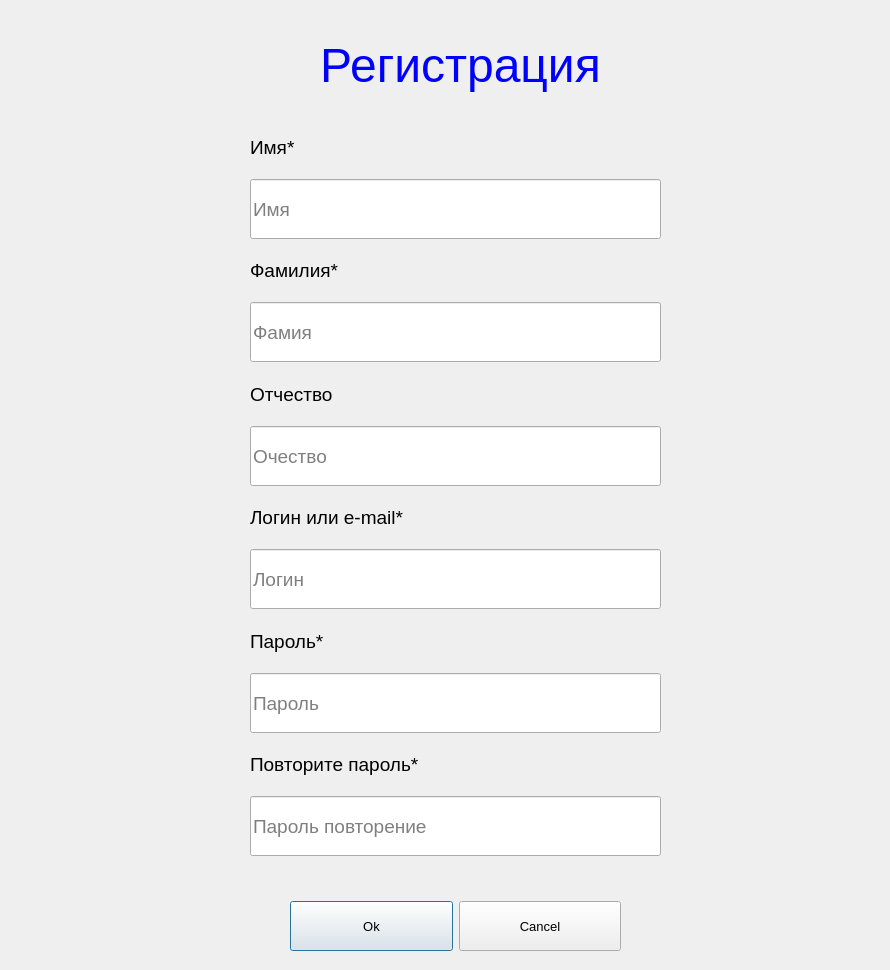
Old version of the form testschool/register_form.ui in the repository Natasha-rare/The-analysis-of-structure-and-dinamics-of-graduate-s-network-communities.
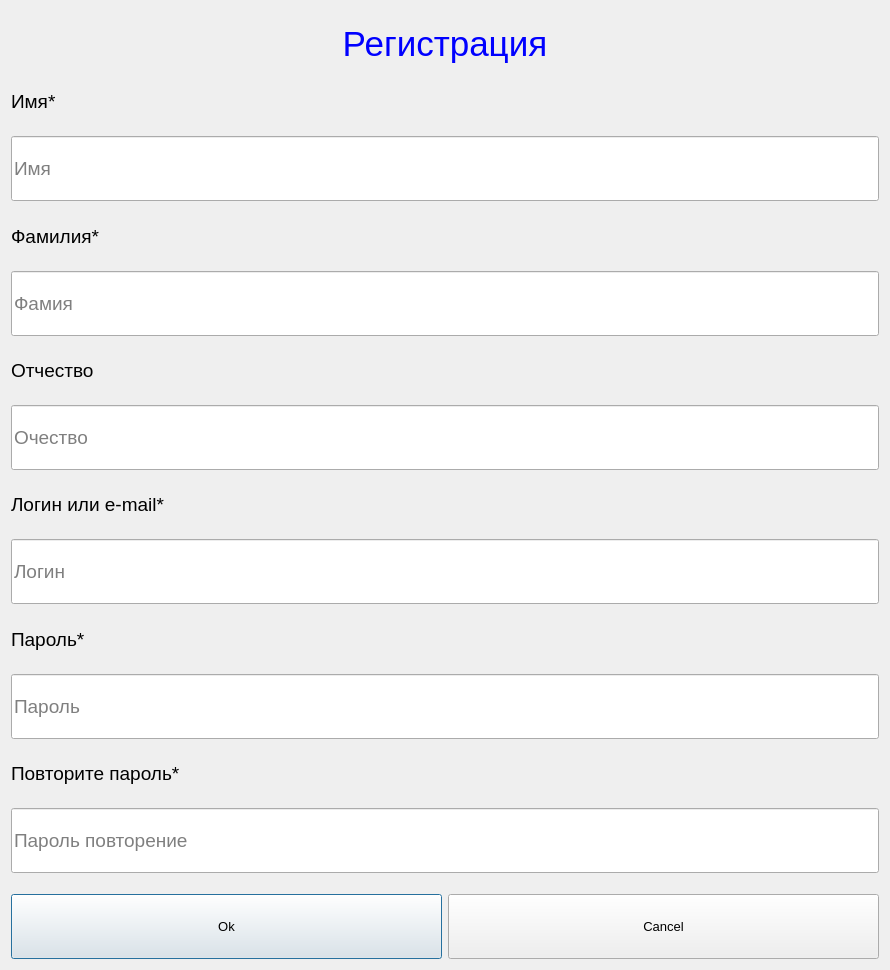
New version of the form.

The edit to the form file:
```diff
--- a/testschool/register_form.ui
+++ b/testschool/register_form.ui
@@ -31,19 +31,19 @@
   <property name="windowTitle">
    <string>Dialog</string>
   </property>
+  <layout class="QGridLayout" name="gridLayout">
+   <item row="0" column="0">
   <widget class="QLabel" name="label">
-   <property name="geometry">
-    <rect>
-     <x>60</x>
-     <y>20</y>
-     <width>801</width>
-     <height>91</height>
-    </rect>
+     <property name="maximumSize">
+      <size>
+       <width>16777215</width>
+       <height>65</height>
+      </size>
    </property>
    <property name="font">
     <font>
      <family>Arial</family>
-     <pointsize>36</pointsize>
+       <pointsize>26</pointsize>
     </font>
    </property>
    <property name="styleSheet">
@@ -56,15 +56,8 @@
     <set>Qt::AlignCenter</set>
    </property>
   </widget>
-  <widget class="QWidget" name="layoutWidget">
-   <property name="geometry">
-    <rect>
-     <x>250</x>
-     <y>130</y>
-     <width>411</width>
-     <height>741</height>
-    </rect>
-   </property>
+   </item>
+   <item row="1" column="0">
    <layout class="QVBoxLayout" name="verticalLayout_7">
     <property name="spacing">
      <number>15</number>
@@ -76,6 +69,12 @@
      <layout class="QVBoxLayout" name="verticalLayout">
       <item>
        <widget class="QLabel" name="label_2">
+         <property name="minimumSize">
+          <size>
+           <width>0</width>
+           <height>30</height>
+          </size>
+         </property>
         <property name="font">
          <font>
           <family>Arial</family>
@@ -92,7 +91,7 @@
         <property name="minimumSize">
          <size>
           <width>0</width>
-          <height>60</height>
+           <height>65</height>
          </size>
         </property>
         <property name="font">
@@ -112,6 +111,12 @@
      <layout class="QVBoxLayout" name="verticalLayout_2">
       <item>
        <widget class="QLabel" name="label_3">
+         <property name="minimumSize">
+          <size>
+           <width>0</width>
+           <height>30</height>
+          </size>
+         </property>
         <property name="font">
          <font>
           <family>Arial</family>
@@ -128,7 +133,7 @@
         <property name="minimumSize">
          <size>
           <width>0</width>
-          <height>60</height>
+           <height>65</height>
          </size>
         </property>
         <property name="font">
@@ -151,6 +156,12 @@
      <layout class="QVBoxLayout" name="verticalLayout_3">
       <item>
        <widget class="QLabel" name="label_4">
+         <property name="minimumSize">
+          <size>
+           <width>0</width>
+           <height>30</height>
+          </size>
+         </property>
         <property name="font">
          <font>
           <family>Arial</family>
@@ -167,7 +178,7 @@
         <property name="minimumSize">
          <size>
           <width>0</width>
-          <height>60</height>
+           <height>65</height>
          </size>
         </property>
         <property name="font">
@@ -190,6 +201,12 @@
      <layout class="QVBoxLayout" name="verticalLayout_4">
       <item>
        <widget class="QLabel" name="label_5">
+         <property name="minimumSize">
+          <size>
+           <width>0</width>
+           <height>30</height>
+          </size>
+         </property>
         <property name="font">
          <font>
           <family>Arial</family>
@@ -206,7 +223,7 @@
         <property name="minimumSize">
          <size>
           <width>0</width>
-          <height>60</height>
+           <height>65</height>
          </size>
         </property>
         <property name="font">
@@ -229,6 +246,12 @@
      <layout class="QVBoxLayout" name="verticalLayout_5">
       <item>
        <widget class="QLabel" name="label_6">
+         <property name="minimumSize">
+          <size>
+           <width>0</width>
+           <height>30</height>
+          </size>
+         </property>
         <property name="font">
          <font>
           <family>Arial</family>
@@ -245,7 +268,7 @@
         <property name="minimumSize">
          <size>
           <width>0</width>
-          <height>60</height>
+           <height>65</height>
          </size>
         </property>
         <property name="font">
@@ -271,6 +294,12 @@
      <layout class="QVBoxLayout" name="verticalLayout_6">
       <item>
        <widget class="QLabel" name="label_7">
+         <property name="minimumSize">
+          <size>
+           <width>0</width>
+           <height>30</height>
+          </size>
+         </property>
         <property name="font">
          <font>
           <family>Arial</family>
@@ -287,7 +316,7 @@
         <property name="minimumSize">
          <size>
           <width>0</width>
-          <height>60</height>
+           <height>65</height>
          </size>
         </property>
         <property name="font">
@@ -310,23 +339,15 @@
      </layout>
     </item>
    </layout>
-  </widget>
-  <widget class="QWidget" name="layoutWidget">
-   <property name="geometry">
-    <rect>
-     <x>290</x>
-     <y>900</y>
-     <width>331</width>
-     <height>52</height>
-    </rect>
-   </property>
+   </item>
+   <item row="2" column="0">
    <layout class="QHBoxLayout" name="horizontalLayout">
     <item>
      <widget class="QPushButton" name="ok">
       <property name="minimumSize">
        <size>
         <width>0</width>
-        <height>50</height>
+         <height>65</height>
        </size>
       </property>
       <property name="text">
@@ -339,7 +360,7 @@
       <property name="minimumSize">
        <size>
         <width>0</width>
-        <height>50</height>
+         <height>65</height>
        </size>
       </property>
       <property name="text">
@@ -348,7 +369,8 @@
      </widget>
     </item>
    </layout>
-  </widget>
+   </item>
+  </layout>
  </widget>
  <resources/>
  <connections/>
```
Left out of the diff: 2 changed lines with no effect on the pictures. Lines whose indentation alone changed are shown as unchanged.
